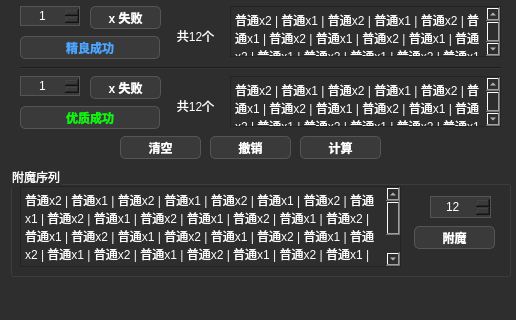
Seymour-ye/shoptitans, file Qt_MVC_cscalc/ui/main_window.ui: the form before one commit; both pictures show x 0 to 516 and y 180 to 500 of the 516 by 500 pixel window.
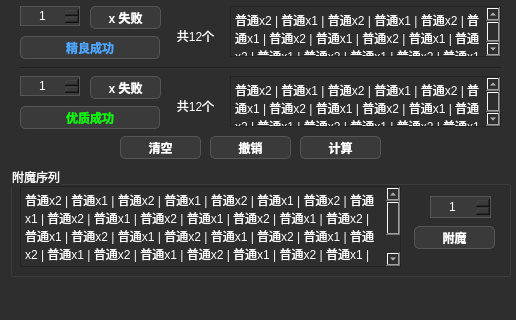
The form after the commit.

Diff of the .ui file:
```diff
--- a/Qt_MVC_cscalc/ui/main_window.ui
+++ b/Qt_MVC_cscalc/ui/main_window.ui
@@ -1656,7 +1656,7 @@
         <number>9999</number>
        </property>
        <property name="value">
-        <number>12</number>
+        <number>1</number>
        </property>
       </widget>
       <widget class="QTextBrowser" name="enchantment_result">
```
Left out of the diff: 2 changed lines with no effect on the pictures.
